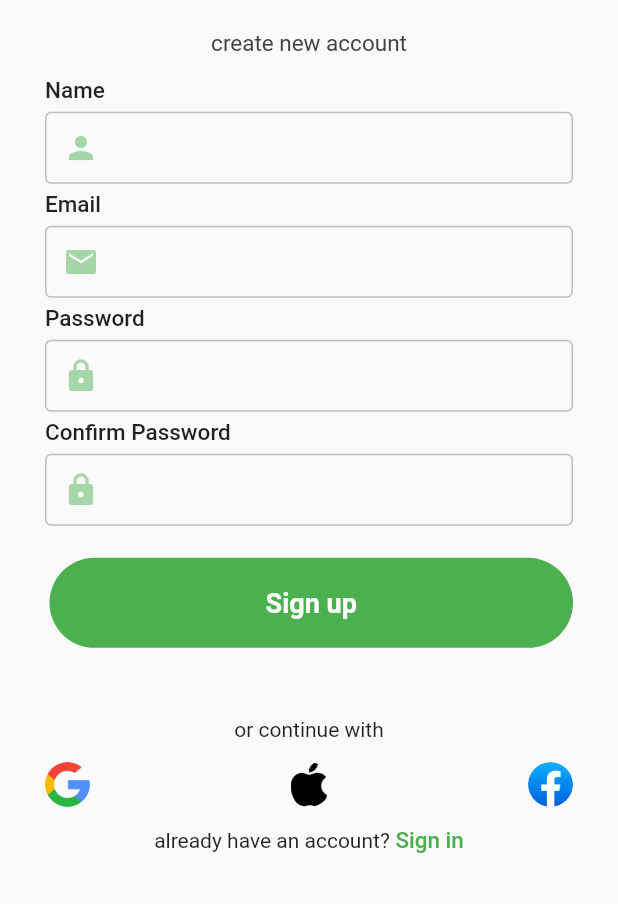
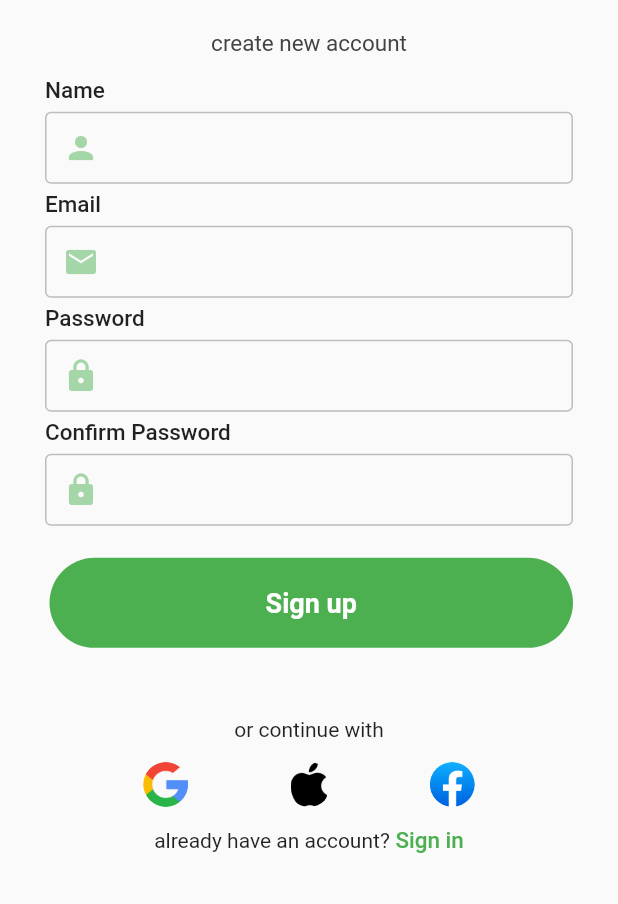
Before and after one commit to FadwaFouad/PharmaTracka, a Flutter app: the screen it shows after launch, after a tap on "Sign up", on a phone screen of 412 x 824 dp, the part 332-1236 px from its top. Run offline on Flutter 3.47's test engine with Material 2 defaults, Android fonts, the phone set to English and light mode, and no system bars.

Commit message:
improve signin/up page code

```diff
--- /dev/null
+++ b/lib/screens/login/components/helper.dart
@@ -0,0 +1,78 @@
+// we will be creating a widget for text field
+import 'package:flutter/material.dart';
+
+class Helper {
+  static Widget inputFile({label, icon, obscureText = false}) {
+    return Column(
+      crossAxisAlignment: CrossAxisAlignment.start,
+      children: <Widget>[
+        Text(
+          label,
+          style: TextStyle(
+              fontSize: 15, fontWeight: FontWeight.w500, color: Colors.black87),
+        ),
+        SizedBox(
+          height: 5,
+        ),
+        TextField(
+          obscureText: obscureText,
+          decoration: InputDecoration(
+              prefixIcon: Icon(
+                icon,
+                color: Colors.green.shade200,
+              ),
+              contentPadding: EdgeInsets.symmetric(vertical: 0, horizontal: 5),
+              enabledBorder: OutlineInputBorder(
+                borderSide: BorderSide(color: Colors.grey.shade400),
+              ),
+              border: OutlineInputBorder(
+                  borderSide: BorderSide(color: Colors.grey.shade400))),
+        ),
+        SizedBox(
+          height: 5,
+        )
+      ],
+    );
+  }
+
+  static Widget buildSocialBtn(Function onTap, AssetImage logo) {
+    return GestureDetector(
+      child: Container(
+        height: 30.0,
+        width: 30.0,
+        decoration: BoxDecoration(
+          shape: BoxShape.circle,
+          image: DecorationImage(
+            image: logo,
+          ),
+        ),
+      ),
+    );
+  }
+
+  static Widget buildSocialBtnRow() {
+    return Row(
+      mainAxisAlignment: MainAxisAlignment.spaceEvenly,
+      children: <Widget>[
+        buildSocialBtn(
+          () {},
+          AssetImage(
+            'assets/images/google.png',
+          ),
+        ),
+        buildSocialBtn(
+          () => print('Login with Google'),
+          AssetImage(
+            'assets/images/apple.png',
+          ),
+        ),
+        buildSocialBtn(
+          () => print('Login with Facebook'),
+          AssetImage(
+            'assets/images/facebook.png',
+          ),
+        ),
+      ],
+    );
+  }
+}
--- a/lib/screens/login/login_screen.dart
+++ b/lib/screens/login/login_screen.dart
@@ -1,5 +1,6 @@
 import 'package:flutter/material.dart';
 import 'package:pharm_traka/screens/home/home_screen.dart';
+import 'package:pharm_traka/screens/login/components/helper.dart';
 import 'package:pharm_traka/screens/login/signup_screen.dart';
 
 class LoginPage extends StatelessWidget {
@@ -40,11 +41,11 @@ class LoginPage extends StatelessWidget {
               ),
               Column(
                 children: <Widget>[
-                  inputFile(label: "Email address", icon: Icons.email),
+                  Helper.inputFile(label: "Email address", icon: Icons.email),
                   SizedBox(
                     height: 10,
                   ),
-                  inputFile(
+                  Helper.inputFile(
                       label: "Password", icon: Icons.lock, obscureText: true),
                 ],
               ),
@@ -78,7 +79,7 @@ class LoginPage extends StatelessWidget {
                 height: 20,
               ),
               Text("or continue with"),
-              _buildSocialBtnRow(),
+              Helper.buildSocialBtnRow(),
               Row(
                 mainAxisAlignment: MainAxisAlignment.center,
                 children: <Widget>[
@@ -107,78 +108,3 @@ class LoginPage extends StatelessWidget {
     );
   }
 }
-
-// we will be creating a widget for text field
-Widget inputFile({label, icon, obscureText = false}) {
-  return Column(
-    crossAxisAlignment: CrossAxisAlignment.start,
-    children: <Widget>[
-      Text(
-        label,
-        style: TextStyle(
-            fontSize: 15, fontWeight: FontWeight.w500, color: Colors.black87),
-      ),
-      SizedBox(
-        height: 5,
-      ),
-      TextField(
-        obscureText: obscureText,
-        decoration: InputDecoration(
-            prefixIcon: Icon(
-              icon,
-              color: Colors.green.shade200,
-            ),
-            contentPadding: EdgeInsets.symmetric(vertical: 0, horizontal: 5),
-            enabledBorder: OutlineInputBorder(
-              borderSide: BorderSide(color: Colors.grey.shade400),
-            ),
-            border: OutlineInputBorder(
-                borderSide: BorderSide(color: Colors.grey.shade400))),
-      ),
-      SizedBox(
-        height: 5,
-      )
-    ],
-  );
-}
-
-Widget _buildSocialBtn(Function onTap, AssetImage logo) {
-  return GestureDetector(
-    child: Container(
-      height: 30.0,
-      width: 30.0,
-      decoration: BoxDecoration(
-        shape: BoxShape.circle,
-        image: DecorationImage(
-          image: logo,
-        ),
-      ),
-    ),
-  );
-}
-
-Widget _buildSocialBtnRow() {
-  return Row(
-    mainAxisAlignment: MainAxisAlignment.spaceBetween,
-    children: <Widget>[
-      _buildSocialBtn(
-        () => print('Login with Google'),
-        AssetImage(
-          'assets/images/google.png',
-        ),
-      ),
-      _buildSocialBtn(
-        () => print('Login with Google'),
-        AssetImage(
-          'assets/images/apple.png',
-        ),
-      ),
-      _buildSocialBtn(
-        () => print('Login with Facebook'),
-        AssetImage(
-          'assets/images/facebook.png',
-        ),
-      ),
-    ],
-  );
-}
--- a/lib/screens/login/signup_screen.dart
+++ b/lib/screens/login/signup_screen.dart
@@ -1,4 +1,5 @@
 import 'package:flutter/material.dart';
+import 'package:pharm_traka/screens/login/components/helper.dart';
 import 'package:pharm_traka/screens/login/login_screen.dart';
 
 class SignupPage extends StatelessWidget {
@@ -32,11 +33,11 @@ class SignupPage extends StatelessWidget {
               ),
               Column(
                 children: <Widget>[
-                  inputFile(label: "Name", icon: Icons.person),
-                  inputFile(label: "Email", icon: Icons.email),
-                  inputFile(
+                  Helper.inputFile(label: "Name", icon: Icons.person),
+                  Helper.inputFile(label: "Email", icon: Icons.email),
+                  Helper.inputFile(
                       label: "Password", icon: Icons.lock, obscureText: true),
-                  inputFile(
+                  Helper.inputFile(
                       label: "Confirm Password ",
                       icon: Icons.lock,
                       obscureText: true),
@@ -72,7 +73,7 @@ class SignupPage extends StatelessWidget {
                 height: 20,
               ),
               Text("or continue with"),
-              _buildSocialBtnRow(),
+              Helper.buildSocialBtnRow(),
               Row(
                 mainAxisAlignment: MainAxisAlignment.center,
                 children: <Widget>[
@@ -101,78 +102,3 @@ class SignupPage extends StatelessWidget {
     );
   }
 }
-
-// we will be creating a widget for text field
-Widget inputFile({label, icon, obscureText = false}) {
-  return Column(
-    crossAxisAlignment: CrossAxisAlignment.start,
-    children: <Widget>[
-      Text(
-        label,
-        style: TextStyle(
-            fontSize: 15, fontWeight: FontWeight.w500, color: Colors.black87),
-      ),
-      SizedBox(
-        height: 5,
-      ),
-      TextField(
-        obscureText: obscureText,
-        decoration: InputDecoration(
-            prefixIcon: Icon(
-              icon,
-              color: Colors.green.shade200,
-            ),
-            contentPadding: EdgeInsets.symmetric(vertical: 0, horizontal: 5),
-            enabledBorder: OutlineInputBorder(
-              borderSide: BorderSide(color: Colors.grey.shade400),
-            ),
-            border: OutlineInputBorder(
-                borderSide: BorderSide(color: Colors.grey.shade400))),
-      ),
-      SizedBox(
-        height: 5,
-      )
-    ],
-  );
-}
-
-Widget _buildSocialBtn(Function onTap, AssetImage logo) {
-  return GestureDetector(
-    child: Container(
-      height: 30.0,
-      width: 30.0,
-      decoration: BoxDecoration(
-        shape: BoxShape.circle,
-        image: DecorationImage(
-          image: logo,
-        ),
-      ),
-    ),
-  );
-}
-
-Widget _buildSocialBtnRow() {
-  return Row(
-    mainAxisAlignment: MainAxisAlignment.spaceBetween,
-    children: <Widget>[
-      _buildSocialBtn(
-        () => print('Login with Google'),
-        AssetImage(
-          'assets/images/google.png',
-        ),
-      ),
-      _buildSocialBtn(
-        () => print('Login with Google'),
-        AssetImage(
-          'assets/images/apple.png',
-        ),
-      ),
-      _buildSocialBtn(
-        () => print('Login with Facebook'),
-        AssetImage(
-          'assets/images/facebook.png',
-        ),
-      ),
-    ],
-  );
-}
```
Also changed, not shown: lib/screens/home/bottom_nav.dart (added).
